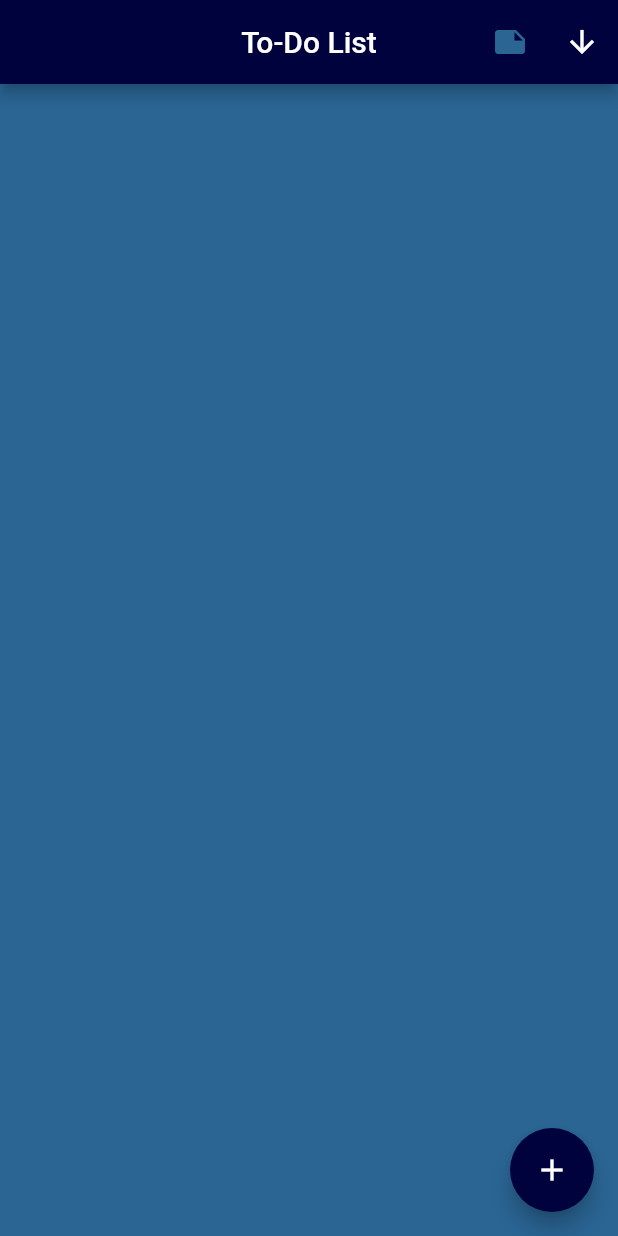
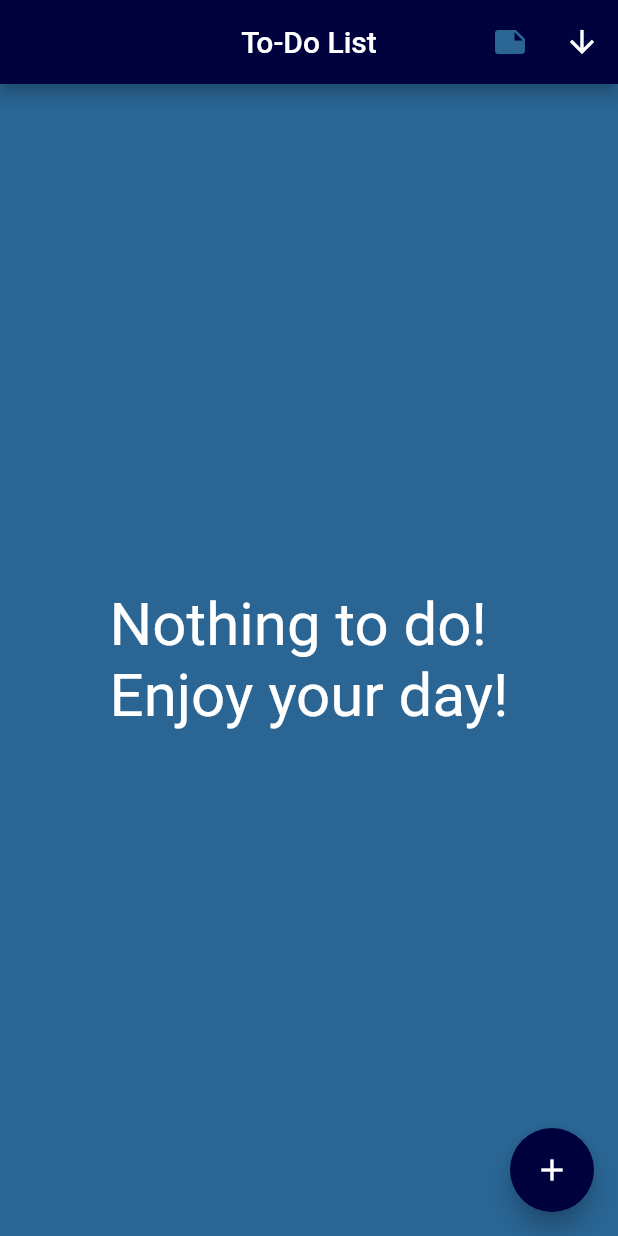
Before and after one commit to Ali-hadi-Matar/todo-app, a Flutter app: the screen it shows after launch, on a phone screen of 412 x 824 dp. Run offline on Flutter 3.47's test engine with Material 2 defaults, Android fonts, the phone set to English and light mode, and no system bars.

Commit message:
chore: editing some features.

```diff
--- a/lib/main.dart
+++ b/lib/main.dart
@@ -85,13 +85,21 @@ class _TaskListState extends State<TaskList> {
         decoration:const  BoxDecoration(
           color: const Color(0xFF2A6594),
         ),
-        child: ListView.builder(
+        child: tasks.isEmpty
+            ? Center(
+          child: Text(
+            'Nothing to do!\nEnjoy your day!',
+            style: TextStyle(fontSize: 40, color: Colors.white),
+          ),
+        )
+            : ListView.builder(
           itemCount: tasks.length,
           itemBuilder: (context, index) {
             return Card(
               color: Colors.white,
               elevation: 2,
-              margin:const  EdgeInsets.symmetric(vertical: 8, horizontal: 16),
+              margin:
+              const EdgeInsets.symmetric(vertical: 8, horizontal: 16),
               child: ListTile(
                 leading: Checkbox(
                   value: tasks[index].isSelected,
```
